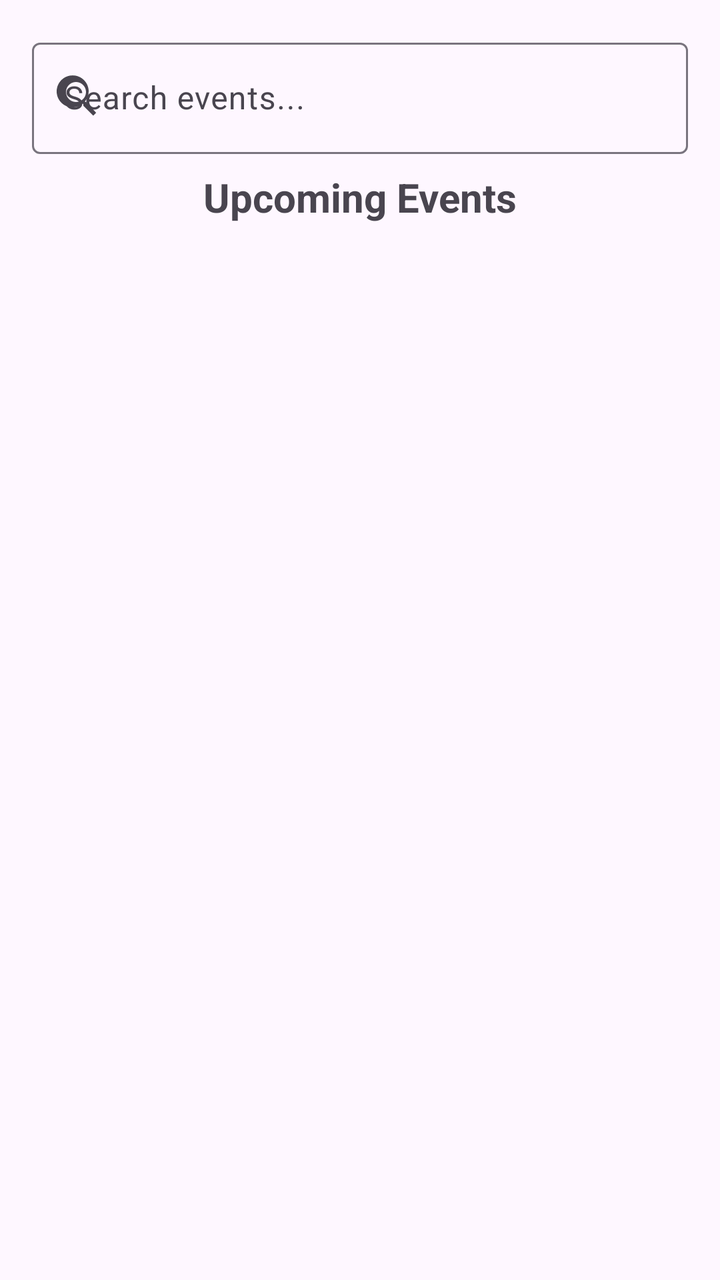
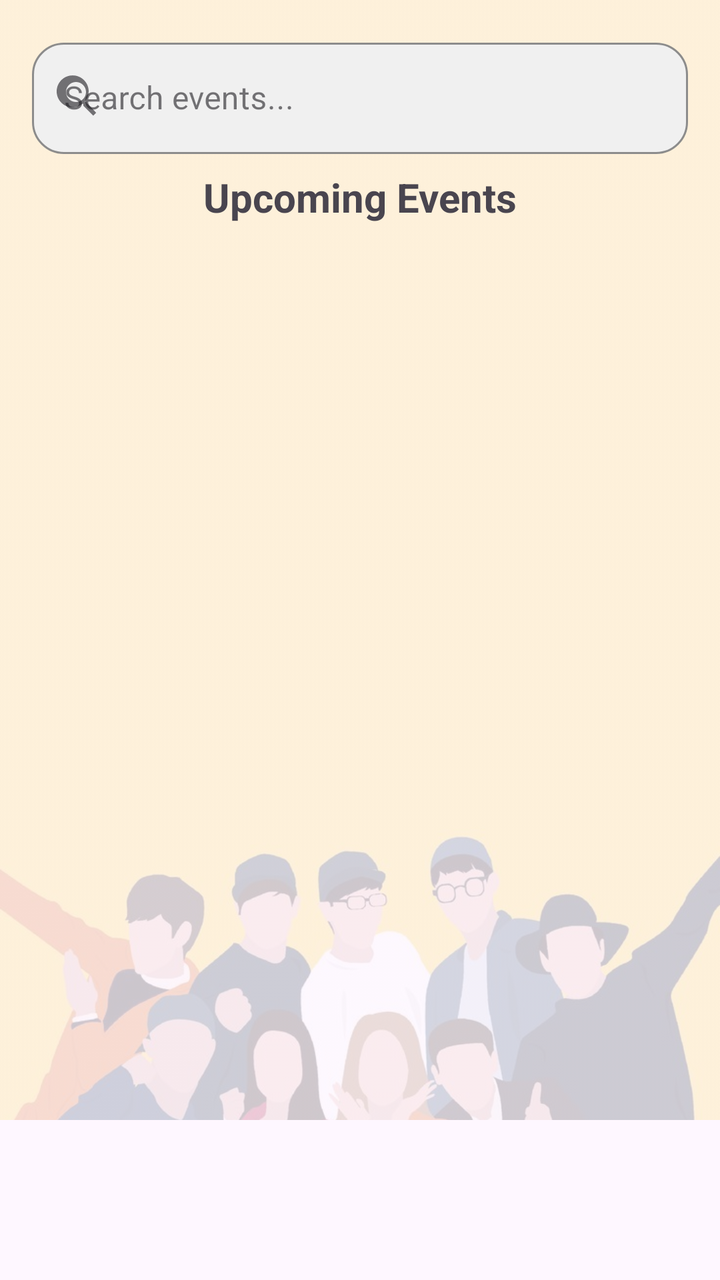

Two renders of the same Android screen: before a commit and after it. Below are the layout's source before the change and the commit's diff.
<!-- AndroidManifest.xml: application theme Theme.EventsPlatformAndroidUI -->
<!-- res/layout/fragment_home.xml -->
<?xml version="1.0" encoding="utf-8"?>
<androidx.constraintlayout.widget.ConstraintLayout
    xmlns:android="http://schemas.android.com/apk/res/android"
    xmlns:app="http://schemas.android.com/apk/res-auto"
    xmlns:tools="http://schemas.android.com/tools"
    android:layout_width="match_parent"
    android:layout_height="match_parent"
    tools:context=".ui.home.HomeFragment">

    <com.google.android.material.textfield.TextInputLayout
        android:id="@+id/searchContainer"
        android:layout_width="0dp"
        android:layout_height="wrap_content"
        app:layout_constraintTop_toTopOf="parent"
        app:layout_constraintStart_toStartOf="parent"
        app:layout_constraintEnd_toEndOf="parent"
        android:layout_margin="16dp"
        android:hint="Search events..."
        app:startIconDrawable="@drawable/ic_search">

        <com.google.android.material.textfield.TextInputEditText
            android:id="@+id/searchBar"
            android:layout_width="match_parent"
            android:layout_height="wrap_content"
            android:inputType="text" />
    </com.google.android.material.textfield.TextInputLayout>

    
    <TextView
        android:id="@+id/titleText"
        android:layout_width="wrap_content"
        android:layout_height="wrap_content"
        android:text="Upcoming Events"
        android:textSize="20sp"
        android:textStyle="bold"
        app:layout_constraintTop_toBottomOf="@id/searchContainer"
        app:layout_constraintStart_toStartOf="parent"
        app:layout_constraintEnd_toEndOf="parent"
        android:padding="8dp"/>

    
    <androidx.recyclerview.widget.RecyclerView
        android:id="@+id/recyclerViewEvents"
        android:layout_width="0dp"
        android:layout_height="0dp"
        app:layout_constraintTop_toBottomOf="@id/titleText"
        app:layout_constraintStart_toStartOf="parent"
        app:layout_constraintEnd_toEndOf="parent"
        app:layout_constraintBottom_toBottomOf="parent"/>

</androidx.constraintlayout.widget.ConstraintLayout>
<!-- resources referenced by this layout -->
<resources>
  <!-- drawable ic_search (drawable) -->
  <?xml version="1.0" encoding="utf-8"?>
  <vector xmlns:android="http://schemas.android.com/apk/res/android"
      android:width="24dp"
      android:height="24dp"
      android:viewportWidth="24"
      android:viewportHeight="24">
      <path
          android:fillColor="@android:color/darker_gray"
          android:pathData="M15.5,14h-0.79l-0.28,-0.27c1.18,-1.36 1.9,-3.12 1.9,-5.03 0,-4.41 -3.59,-8 -8,-8 -4.41,0 -8,3.59 -8,8 0,4.41 3.59,8 8,8 1.91,0 3.67,-0.72 5.03,-1.9l0.27,0.28v0.79l5,4.99 1.49,-1.49 -4.99,-5zM10,14c-2.76,0 -5,-2.24 -5,-5 0,-2.76 2.24,-5 5,-5 2.76,0 5,2.24 5,5 0,2.76 -2.24,5 -5,5z"/>
  </vector>
  <style name="Theme.EventsPlatformAndroidUI" parent="Theme.Material3.DayNight">
          
          <item name="colorPrimary">@color/purple_500</item>
          <item name="colorPrimaryVariant">@color/purple_700</item>
          <item name="colorOnPrimary">@color/white</item>
          
          <item name="colorSecondary">@color/teal_200</item>
          <item name="colorSecondaryVariant">@color/teal_700</item>
          <item name="colorOnSecondary">@color/black</item>
          
          <item name="android:statusBarColor">?attr/colorPrimaryVariant</item>
          
      </style>
  <color name="purple_500">#FF6200EE</color>
  <color name="purple_700">#FF3700B3</color>
  <color name="white">#FFFFFFFF</color>
  <color name="teal_200">#FF03DAC5</color>
  <color name="teal_700">#FF018786</color>
  <color name="black">#FF000000</color>
</resources>

<!-- the commit's change to res/layout/fragment_home.xml (unified diff, before → after) -->
@@ -1,51 +1,90 @@
-<?xml version="1.0" encoding="utf-8"?>
-<androidx.constraintlayout.widget.ConstraintLayout
-    xmlns:android="http://schemas.android.com/apk/res/android"
+<FrameLayout xmlns:android="http://schemas.android.com/apk/res/android"
     xmlns:app="http://schemas.android.com/apk/res-auto"
     xmlns:tools="http://schemas.android.com/tools"
     android:layout_width="match_parent"
     android:layout_height="match_parent"
     tools:context=".ui.home.HomeFragment">
 
-    <com.google.android.material.textfield.TextInputLayout
-        android:id="@+id/searchContainer"
-        android:layout_width="0dp"
-        android:layout_height="wrap_content"
-        app:layout_constraintTop_toTopOf="parent"
-        app:layout_constraintStart_toStartOf="parent"
-        app:layout_constraintEnd_toEndOf="parent"
-        android:layout_margin="16dp"
-        android:hint="Search events..."
-        app:startIconDrawable="@drawable/ic_search">
-
-        <com.google.android.material.textfield.TextInputEditText
-            android:id="@+id/searchBar"
-            android:layout_width="match_parent"
-            android:layout_height="wrap_content"
-            android:inputType="text" />
-    </com.google.android.material.textfield.TextInputLayout>
+    
+    <ImageView
+        android:id="@+id/backgroundImage"
+        android:layout_width="match_parent"
+        android:layout_height="match_parent"
+        android:src="@drawable/minimalist_people"
+        android:scaleType="centerCrop"
+        android:translationY="-80dp"
+        android:alpha="0.2" />
 
     
-    <TextView
-        android:id="@+id/titleText"
-        android:layout_width="wrap_content"
-        android:layout_height="wrap_content"
-        android:text="Upcoming Events"
-        android:textSize="20sp"
-        android:textStyle="bold"
-        app:layout_constraintTop_toBottomOf="@id/searchContainer"
-        app:layout_constraintStart_toStartOf="parent"
-        app:layout_constraintEnd_toEndOf="parent"
-        android:padding="8dp"/>
+    <androidx.core.widget.NestedScrollView
+        android:layout_width="match_parent"
+        android:layout_height="match_parent"
+        android:fillViewport="true">
 
-    
-    <androidx.recyclerview.widget.RecyclerView
-        android:id="@+id/recyclerViewEvents"
-        android:layout_width="0dp"
-        android:layout_height="0dp"
-        app:layout_constraintTop_toBottomOf="@id/titleText"
-        app:layout_constraintStart_toStartOf="parent"
-        app:layout_constraintEnd_toEndOf="parent"
-        app:layout_constraintBottom_toBottomOf="parent"/>
+        <androidx.constraintlayout.widget.ConstraintLayout
+            android:layout_width="match_parent"
+            android:layout_height="wrap_content">
 
-</androidx.constraintlayout.widget.ConstraintLayout>
+            
+            <com.google.android.material.textfield.TextInputLayout
+                android:id="@+id/searchContainer"
+                style="@style/Widget.MaterialComponents.TextInputLayout.OutlinedBox"
+                android:layout_width="0dp"
+                android:layout_height="wrap_content"
+                android:layout_margin="16dp"
+                android:hint="Search events..."
+                app:boxBackgroundMode="outline"
+                app:boxBackgroundColor="#F0F0F0"
+                app:boxStrokeColor="#888888"
+                app:boxStrokeWidth="1dp"
+                app:boxCornerRadiusTopStart="16dp"
+                app:boxCornerRadiusTopEnd="16dp"
+                app:boxCornerRadiusBottomStart="16dp"
+                app:boxCornerRadiusBottomEnd="16dp"
+                app:startIconDrawable="@drawable/ic_search"
+                app:layout_constraintTop_toTopOf="parent"
+                app:layout_constraintStart_toStartOf="parent"
+                app:layout_constraintEnd_toEndOf="parent">
+
+                <com.google.android.material.textfield.TextInputEditText
+                    android:id="@+id/searchBar"
+                    android:layout_width="match_parent"
+                    android:layout_height="wrap_content"
+                    android:inputType="text" />
+            </com.google.android.material.textfield.TextInputLayout>
+
+            
+            <TextView
+                android:id="@+id/titleText"
+                android:layout_width="wrap_content"
+                android:layout_height="wrap_content"
+                android:text="Upcoming Events"
+                android:textSize="20sp"
+                android:textStyle="bold"
+                android:padding="8dp"
+                app:layout_constraintTop_toBottomOf="@id/searchContainer"
+                app:layout_constraintStart_toStartOf="parent"
+                app:layout_constraintEnd_toEndOf="parent" />
+
+            <ProgressBar
+                android:id="@+id/progressBar"
+                android:layout_width="wrap_content"
+                android:layout_height="wrap_content"
+                android:visibility="gone"
+                app:layout_constraintTop_toTopOf="parent"
+                app:layout_constraintBottom_toBottomOf="parent"
+                app:layout_constraintStart_toStartOf="parent"
+                app:layout_constraintEnd_toEndOf="parent" />
+
+            
+            <androidx.recyclerview.widget.RecyclerView
+                android:id="@+id/recyclerViewEvents"
+                android:layout_width="0dp"
+                android:layout_height="0dp"
+                app:layout_constraintTop_toBottomOf="@id/titleText"
+                app:layout_constraintStart_toStartOf="parent"
+                app:layout_constraintEnd_toEndOf="parent"
+                app:layout_constraintBottom_toBottomOf="parent" />
+        </androidx.constraintlayout.widget.ConstraintLayout>
+    </androidx.core.widget.NestedScrollView>
+</FrameLayout>
<!-- resource entries referenced after the edit -->
@@ -11,6 +11,7 @@
           android:fillColor="@android:color/darker_gray"
           android:pathData="M15.5,14h-0.79l-0.28,-0.27c1.18,-1.36 1.9,-3.12 1.9,-5.03 0,-4.41 -3.59,-8 -8,-8 -4.41,0 -8,3.59 -8,8 0,4.41 3.59,8 8,8 1.91,0 3.67,-0.72 5.03,-1.9l0.27,0.28v0.79l5,4.99 1.49,-1.49 -4.99,-5zM10,14c-2.76,0 -5,-2.24 -5,-5 0,-2.76 2.24,-5 5,-5 2.76,0 5,2.24 5,5 0,2.76 -2.24,5 -5,5z"/>
   </vector>
+  <!-- drawable minimalist_people: jpg bitmap (drawable, 45758 bytes) -->
   <style name="Theme.EventsPlatformAndroidUI" parent="Theme.Material3.DayNight">
           
           <item name="colorPrimary">@color/purple_500</item>
@@ -23,6 +24,7 @@
           
           <item name="android:statusBarColor">?attr/colorPrimaryVariant</item>
           
+          <item name="textInputStyle">@style/Widget.MaterialComponents.TextInputLayout.OutlinedBox</item>
       </style>
   <color name="purple_500">#FF6200EE</color>
   <color name="purple_700">#FF3700B3</color>
